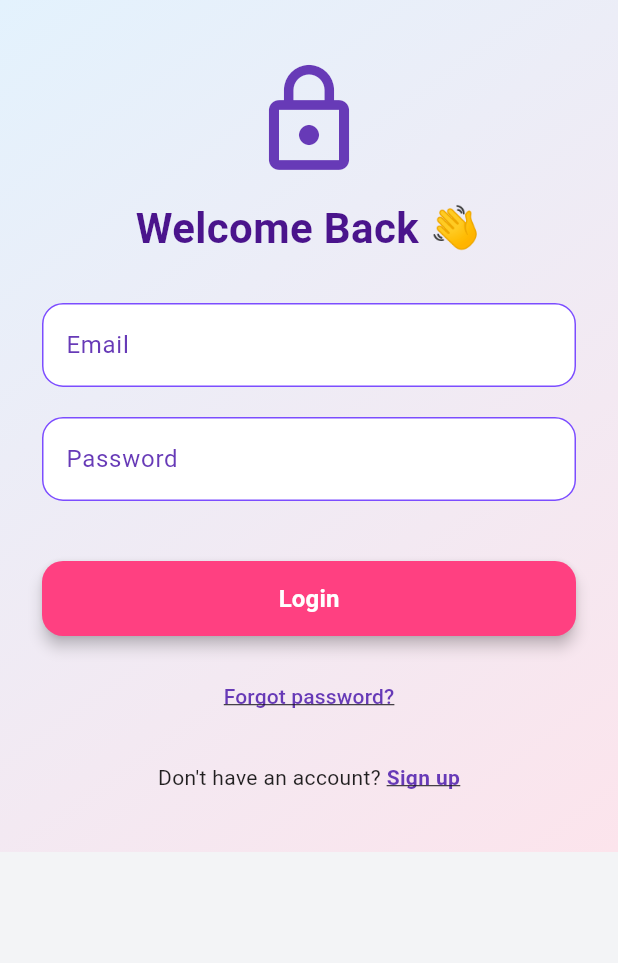
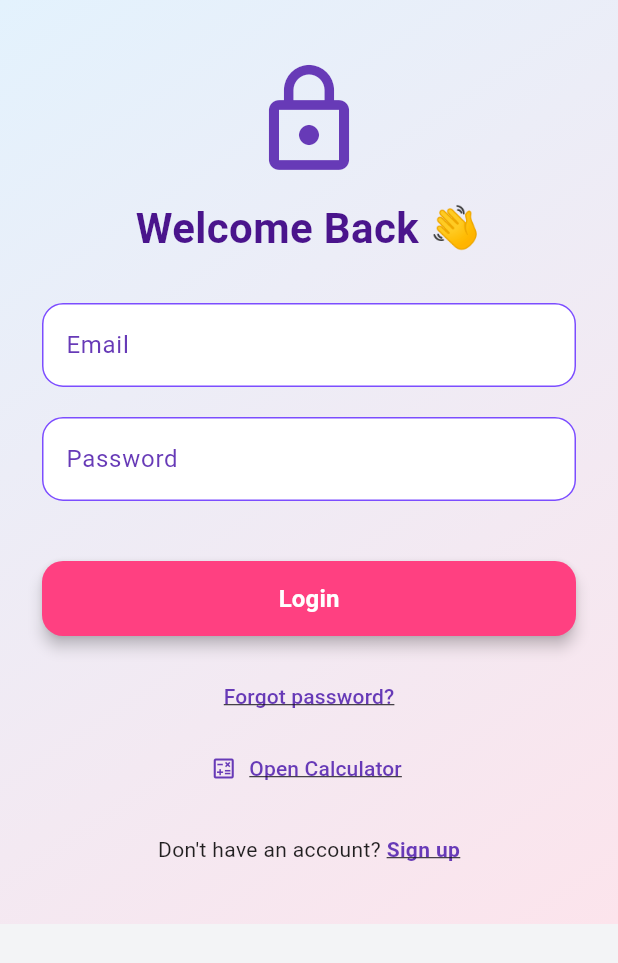
Before and after one commit to hashdonut/silentsos_mobile_application, a Flutter app: the screen it shows after launch, on a phone screen of 412 x 824 dp. Shown: the top 963 px of the screen. Run offline on Flutter 3.47's test engine with Material 3 defaults, Android fonts, the phone set to English and light mode, and no system bars; our stand-ins replace cloud_firestore, firebase_auth, firebase_core, firebase_messaging, flutter_animate, geolocator and 2 more; missing offline and left inert: android_intent_plus; accounts and stored records are empty; Roboto replaces fonts that are missing (Montserrat).

Commit message:
add calculator

```diff
--- a/lib/routes/route_names.dart
+++ b/lib/routes/route_names.dart
@@ -11,6 +11,7 @@ class RouteNames {
   static const authGate = '/'; // ✅ Needed for initial route
   static const String enterPin = '/enter-pin';
   static const forgotPin = '/forgot-pin';
+  static const calculatorDisguise = '/calculator-disguise';
 
 
 
--- a/lib/routes/routes.dart
+++ b/lib/routes/routes.dart
@@ -13,6 +13,7 @@ import '../screens/change_pin_screen.dart';
 import '../screens/enterpinscreen.dart';
 import '../screens/forgot_pin_screen.dart';
 import '../screens/faq_screen.dart';
+import '../screens/calculator_disguise.dart';
 
 class AppRoutes {
   static Route<dynamic> generateRoute(RouteSettings settings) {
@@ -31,6 +32,8 @@ class AppRoutes {
         return MaterialPageRoute(builder: (_) => const ForgotPinScreen());
       case RouteNames.authGate:
         return MaterialPageRoute(builder: (_) => const AuthGate());
+      case RouteNames.calculatorDisguise:
+        return MaterialPageRoute(builder: (_) => const CalculatorDisguise());
     }
 
     // Protected routes
--- a/lib/screens/login_screen.dart
+++ b/lib/screens/login_screen.dart
@@ -4,6 +4,7 @@ import 'package:cloud_firestore/cloud_firestore.dart';
 import 'package:geolocator/geolocator.dart';
 import 'package:firebase_messaging/firebase_messaging.dart';
 import 'enterpinscreen.dart';
+import 'calculator_disguise.dart';
 
 class LoginScreen extends StatefulWidget {
   const LoginScreen({super.key});
@@ -219,6 +220,23 @@ class _LoginScreenState extends State<LoginScreen> {
                     ),
                   ),
                 ),
+                TextButton.icon(
+                  onPressed: () {
+                    Navigator.push(
+                      context,
+                      MaterialPageRoute(builder: (_) => const CalculatorDisguise()),
+                    );
+                  },
+                  icon: const Icon(Icons.calculate_outlined, color: Colors.deepPurple),
+                  label: const Text(
+                    'Open Calculator',
+                    style: TextStyle(
+                      color: Colors.deepPurple,
+                      fontWeight: FontWeight.w500,
+                      decoration: TextDecoration.underline,
+                    ),
+                  ),
+                ),
                 const SizedBox(height: 20),
                 GestureDetector(
                   onTap: () {
```
Also changed, not shown: lib/screens/EnterPinScreen.dart (+13 -0 lines), lib/screens/calculator_disguise.dart (added, +68 -0 lines), lib/screens/home_screen.dart (+13 -1 lines).
